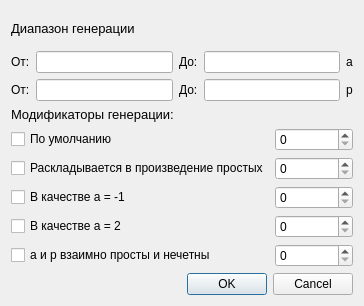
The window that dialogsymboljacobi.ui (TeddyReady/MathTasksRenderer) describes before a commit, drawn with Qt 5.
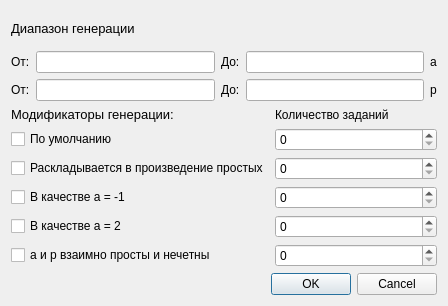
The same window after the commit.

```diff
--- a/dialogsymboljacobi.ui
+++ b/dialogsymboljacobi.ui
@@ -6,7 +6,7 @@
    <rect>
     <x>0</x>
     <y>0</y>
-    <width>364</width>
+    <width>448</width>
     <height>306</height>
    </rect>
   </property>
@@ -160,6 +160,13 @@
      <item row="5" column="1">
       <widget class="QSpinBox" name="spinNotEvenPrimes"/>
      </item>
+     <item row="0" column="1">
+      <widget class="QLabel" name="label_9">
+       <property name="text">
+        <string>Количество заданий</string>
+       </property>
+      </widget>
+     </item>
     </layout>
    </item>
    <item row="2" column="0">
```
Left out of the diff: 20 changed lines with no effect on the pictures.
